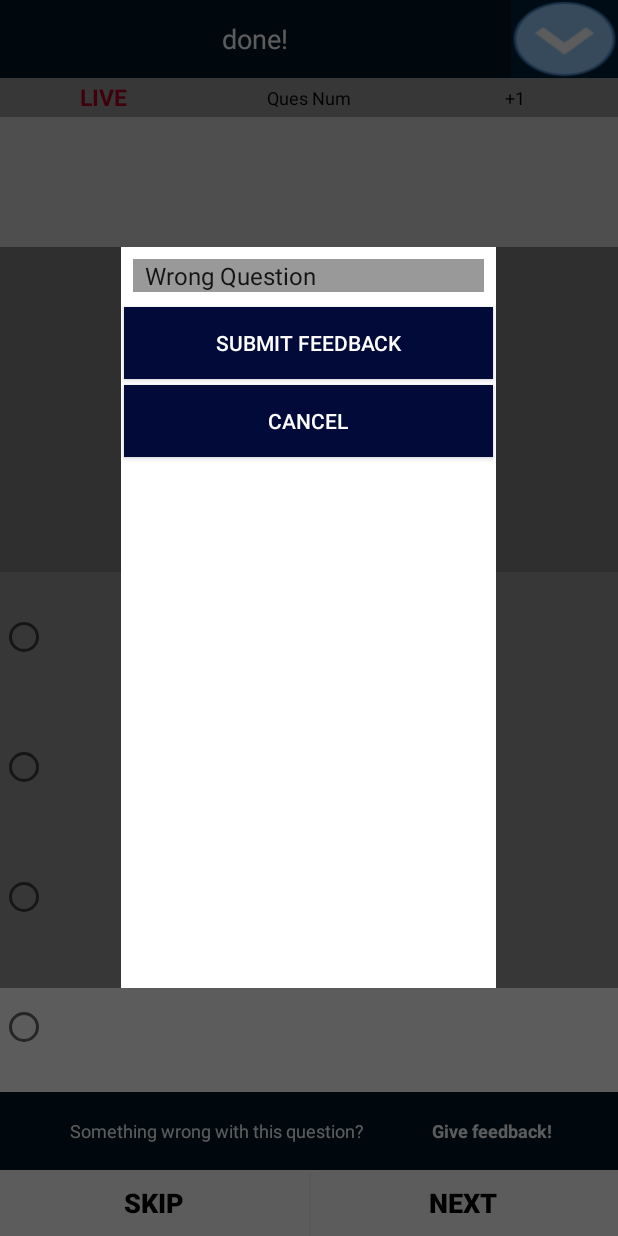
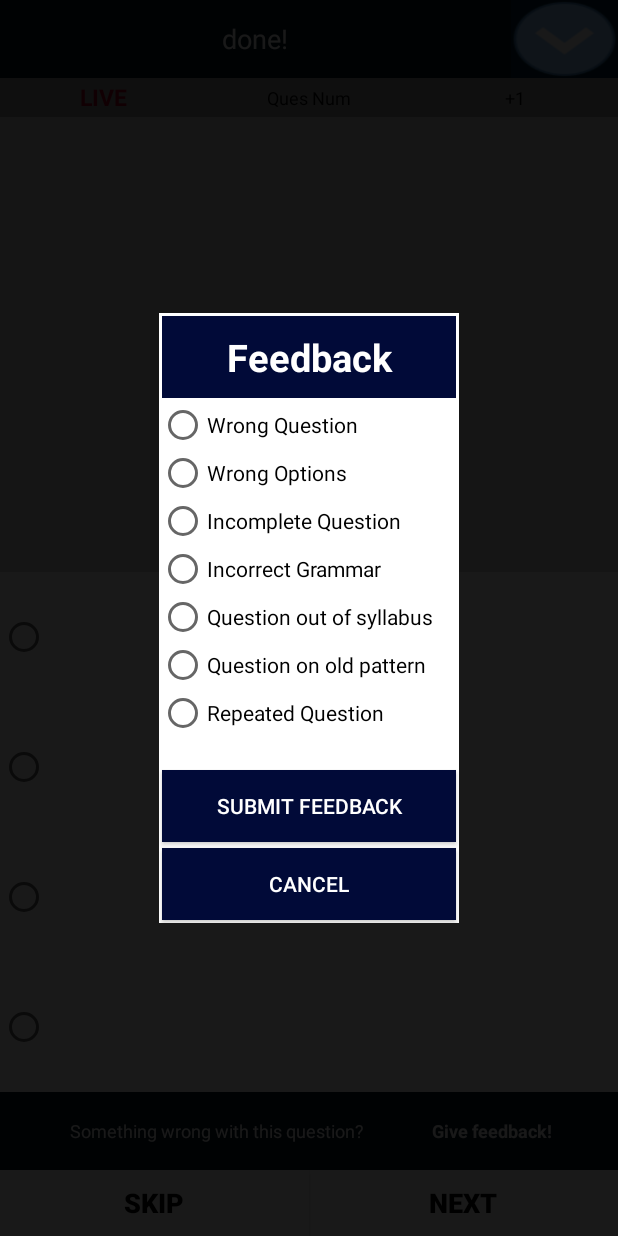
Before and after one commit to SHARMAHOSK/ITIFIGHTER, an Android app: the TestQuestionsActivity screen opened directly, with no data from a screen before it, after a tap on "Give feedback!", on a phone screen of 412 x 824 dp. Run offline under Robolectric (Android 15) with nearby library versions, the phone set to English and light mode, and no system bars; our stand-ins replace Firebase (no records; nobody signed in at launch, a user with empty details on screens opened directly); 21 statements that could not run were skipped.

Commit message:
feedback design updated

```diff
--- a/app/src/main/java/com/example/itifighter/TestQuestionsActivity.java
+++ b/app/src/main/java/com/example/itifighter/TestQuestionsActivity.java
@@ -8,13 +8,10 @@ import android.os.Bundle;
 import android.os.CountDownTimer;
 import android.view.View;
 import android.view.ViewGroup;
-import android.widget.AdapterView;
-import android.widget.ArrayAdapter;
 import android.widget.Button;
 import android.widget.LinearLayout;
 import android.widget.RadioButton;
 import android.widget.RadioGroup;
-import android.widget.Spinner;
 import android.widget.TextView;
 import android.widget.Toast;
 
@@ -94,7 +91,7 @@ public class TestQuestionsActivity extends AppCompatActivity {
         layoutParams.width = 0;
         quesNavPanel.setLayoutParams(layoutParams);
         title = getIntent().getStringExtra("title");
-        Spinner spin = findViewById(R.id.TestQuestionFeedbackSpinner);
+        /*Spinner spin = findViewById(R.id.TestQuestionFeedbackSpinner);
         spin.setOnItemSelectedListener(new AdapterView.OnItemSelectedListener() {
             @Override
             public void onItemSelected(AdapterView<?> adapterView, View view, int i, long l) {
@@ -104,10 +101,9 @@ public class TestQuestionsActivity extends AppCompatActivity {
             public void onNothingSelected(AdapterView<?> adapterView) {
             }
         });
-        ArrayAdapter aa = new ArrayAdapter(this,android.R.layout.simple_spinner_item,feedbackOptions);
+        ArrayAdapter aa = new ArrayAdapter<>(this,android.R.layout.simple_spinner_item,feedbackOptions);
         aa.setDropDownViewResource(android.R.layout.simple_spinner_dropdown_item);
-        spin.setAdapter(aa);
-
+        spin.setAdapter(aa);*/
         submitBtn = findViewById(R.id.submitBtn);
         nextBtn = findViewById(R.id.nextBtn);
         skipBtn = findViewById(R.id.skipBtn);
--- a/app/src/main/res/layout/activity_test_questions.xml
+++ b/app/src/main/res/layout/activity_test_questions.xml
@@ -374,45 +374,73 @@
     </LinearLayout>
     <LinearLayout
         android:id="@+id/TQFeedbackLayout"
-        android:weightSum="100"
-        android:orientation="vertical"
-        android:visibility="visible"
         android:layout_width="match_parent"
-        android:layout_height="match_parent">
-        <ImageView
-            android:layout_width="match_parent"
-            android:layout_height="0dp"
-            android:layout_weight="20"
-            android:contentDescription="@string/todo" />
+        android:background="#E6000000"
+        android:layout_height="match_parent"
+        android:gravity="center"
+        android:visibility="gone">
         <LinearLayout
-            android:layout_width="match_parent"
-            android:layout_height="0dp"
-            android:layout_weight="60"
-            android:orientation="horizontal">
-            <ImageView
-                android:layout_width="0dp"
-                android:layout_height="match_parent"
-                android:layout_weight="20"
-                tools:ignore="ContentDescription,NestedWeights" />
+            android:layout_width="200sp"
+            android:layout_height="wrap_content"
+            android:background="@color/white"
+            android:layout_gravity="center"
+            android:orientation="vertical">
+
+            <TextView
+                android:layout_width="match_parent"
+                android:layout_height="wrap_content"
+                android:text="Feedback"
+                android:textSize="25dp"
+                android:background="#010A38"
+                android:layout_margin="2sp"
+                android:padding="10dp"
+                android:textColor="@color/white"
+                android:textStyle="bold"
+                android:layout_marginBottom="20dp"
+                android:textAlignment="center"/>
+            <RadioGroup
+                android:layout_width="match_parent"
+                android:layout_height="wrap_content"
+                android:background="@color/white">
+
+                <RadioButton
+                    android:layout_width="wrap_content"
+                    android:layout_height="wrap_content"
+                    android:text="Wrong Question"/>
+                <RadioButton
+                    android:layout_width="wrap_content"
+                    android:layout_height="wrap_content"
+                    android:text="Wrong Options"/>
+                <RadioButton
+                    android:layout_width="wrap_content"
+                    android:layout_height="wrap_content"
+                    android:text="Incomplete Question"/>
+                <RadioButton
+                    android:layout_width="wrap_content"
+                    android:layout_height="wrap_content"
+                    android:text="Incorrect Grammar"/>
+                <RadioButton
+                    android:layout_width="wrap_content"
+                    android:layout_height="wrap_content"
+                    android:text="Question out of syllabus"/>
+                <RadioButton
+                    android:layout_width="wrap_content"
+                    android:layout_height="wrap_content"
+                    android:text="Question on old pattern"/>
+                <RadioButton
+                    android:layout_width="wrap_content"
+                    android:layout_height="wrap_content"
+                    android:text="Repeated Question"/>
+
+            </RadioGroup>
+
             <LinearLayout
-                android:layout_width="@dimen/dimen_0dp"
-                android:layout_height="match_parent"
-                android:layout_weight="60"
-                android:orientation="vertical"
-                android:weightSum="100"
-                android:background="@color/white">
-                <Spinner
-                    android:id="@+id/TestQuestionFeedbackSpinner"
-                    android:layout_width="match_parent"
-                    android:layout_height="wrap_content"
-                    android:layout_gravity="center"
-                    android:layout_marginBottom="8dp"
-                    android:layout_marginEnd="8dp"
-                    android:layout_marginStart="8dp"
-                    android:background="@android:color/transparent"
-                    android:popupBackground="@color/white"
-                    android:hapticFeedbackEnabled="true"
-                    android:layout_marginTop="8dp" />
+                android:layout_width="match_parent"
+                android:layout_height="0dp"
+                android:layout_weight="1"
+                android:background="@color/white"
+                android:layout_marginTop="20dp"
+                android:orientation="vertical" >
                 <Button
                     android:layout_width="match_parent"
                     android:layout_height="wrap_content"
@@ -432,16 +460,7 @@
                     android:textColor="@color/white"
                     android:onClick="CancelSubmitFeedback"/>
             </LinearLayout>
-            <ImageView
-                android:layout_width="0dp"
-                android:layout_height="match_parent"
-                android:layout_weight="20"
-                android:contentDescription="@string/todo" />
+
         </LinearLayout>
-        <ImageView
-            android:layout_width="match_parent"
-            android:layout_height="0dp"
-            android:layout_weight="20"
-            android:contentDescription="@string/todo" />
-    </LinearLayout>
+        </LinearLayout>
 </FrameLayout>
--- a/app/src/main/res/values/styles.xml
+++ b/app/src/main/res/values/styles.xml
@@ -23,6 +23,10 @@
         <item name="android:textAllCaps">true</item>
         <item name="android:textColor">@color/black</item>
     </style>
+    <style name="spinnerItemStyle" parent="@android:style/Widget.Holo.DropDownItem.Spinner">
+        <item name="android:textColor">@color/white</item>
+        <item name="android:background">@color/white</item>
+    </style>
 
     <style name="CustomFullScreenStyle" parent="@style/Theme.AppCompat.Light.NoActionBar">
         <item name="android:background">@color/black_overlay</item>
@@ -31,5 +35,11 @@
         <item name="android:windowFullscreen">true</item>
     </style>
 
+    <style name="AppThemeX" parent="Theme.AppCompat">
+        <item name="colorPrimary">@color/colorPrimary</item>
+        <item name="colorPrimaryDark">@color/colorPrimaryDark</item>
+        <item name="colorAccent">@color/colorAccent</item>
+    </style>
+
 
 </resources>
```
